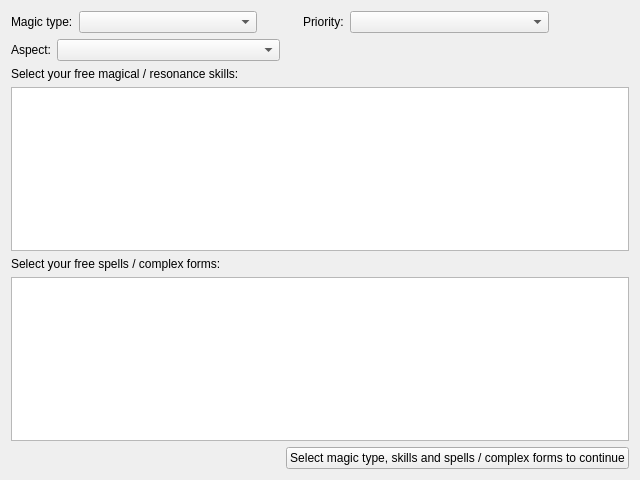
First picture: the form in SR5-Shaman/ui/character/tabs/chareditmagictab.ui, repository TheSHEEEP/SR5-Shaman, before the edit.
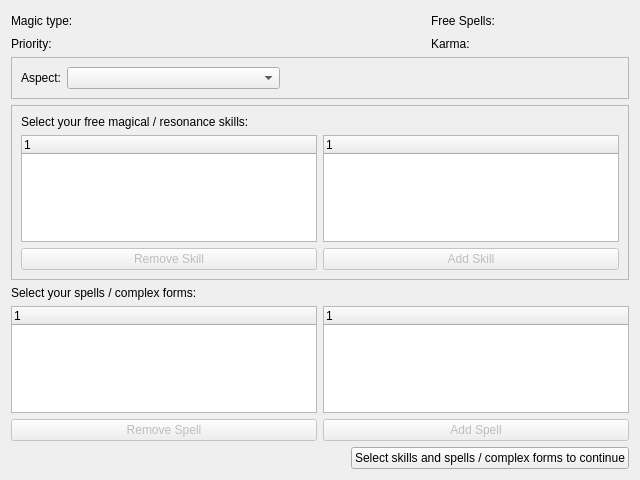
Second picture: the form after the edit.

Commit message:
"Finalized" first 2 tabs, began work on Magic tab
Metatype & magic type tab is finished (for now).
Attribute tab as well.

Began working on magic tab, including scribbling ideas for skill and
spell tree model. Will require basic work on skill rules before
continuing.

Patch:
```diff
--- a/SR5-Shaman/ui/character/tabs/chareditmagictab.ui
+++ b/SR5-Shaman/ui/character/tabs/chareditmagictab.ui
@@ -15,37 +15,31 @@
   </property>
   <layout class="QVBoxLayout" name="verticalLayout">
    <item>
-    <layout class="QHBoxLayout" name="horizontalLayout_2">
-     <item>
-      <layout class="QHBoxLayout" name="horizontalLayout_3">
-       <item>
-        <widget class="QLabel" name="lblMagicType">
+    <layout class="QGridLayout" name="gridLayout">
+     <item row="0" column="4">
+      <widget class="QLabel" name="lblFreeSpellsValue">
          <property name="sizePolicy">
-          <sizepolicy hsizetype="Maximum" vsizetype="Preferred">
-           <horstretch>20</horstretch>
+        <sizepolicy hsizetype="Preferred" vsizetype="Preferred">
+         <horstretch>15</horstretch>
            <verstretch>0</verstretch>
           </sizepolicy>
          </property>
          <property name="text">
-          <string>Magic type:</string>
-         </property>
-        </widget>
-       </item>
-       <item>
-        <widget class="QComboBox" name="cbMagicType">
-         <property name="sizePolicy">
-          <sizepolicy hsizetype="Preferred" vsizetype="Fixed">
-           <horstretch>40</horstretch>
-           <verstretch>0</verstretch>
-          </sizepolicy>
+        <string/>
+       </property>
+       <property name="alignment">
+        <set>Qt::AlignCenter</set>
          </property>
         </widget>
        </item>
-       <item>
+     <item row="0" column="2">
         <spacer name="horizontalSpacer_2">
          <property name="orientation">
           <enum>Qt::Horizontal</enum>
          </property>
+       <property name="sizeType">
+        <enum>QSizePolicy::Fixed</enum>
+       </property>
          <property name="sizeHint" stdset="0">
           <size>
            <width>40</width>
@@ -54,11 +48,7 @@
          </property>
         </spacer>
        </item>
-      </layout>
-     </item>
-     <item>
-      <layout class="QHBoxLayout" name="horizontalLayout_4">
-       <item>
+     <item row="1" column="0">
         <widget class="QLabel" name="lblPriority">
          <property name="sizePolicy">
           <sizepolicy hsizetype="Maximum" vsizetype="Preferred">
@@ -71,50 +61,99 @@
          </property>
         </widget>
        </item>
-       <item>
-        <widget class="QComboBox" name="cbPriority">
+     <item row="1" column="3">
+      <widget class="QLabel" name="lblKarma">
+       <property name="sizePolicy">
+        <sizepolicy hsizetype="Preferred" vsizetype="Preferred">
+         <horstretch>10</horstretch>
+         <verstretch>0</verstretch>
+        </sizepolicy>
+       </property>
+       <property name="text">
+        <string>Karma:</string>
+       </property>
+      </widget>
+     </item>
+     <item row="0" column="3">
+      <widget class="QLabel" name="lblFreeSpells">
+       <property name="sizePolicy">
+        <sizepolicy hsizetype="Preferred" vsizetype="Preferred">
+         <horstretch>10</horstretch>
+         <verstretch>0</verstretch>
+        </sizepolicy>
+       </property>
+       <property name="text">
+        <string>Free Spells:</string>
+       </property>
+      </widget>
+     </item>
+     <item row="0" column="1">
+      <widget class="QLabel" name="lblMagicTypeValue">
          <property name="sizePolicy">
           <sizepolicy hsizetype="Preferred" vsizetype="Fixed">
            <horstretch>40</horstretch>
            <verstretch>0</verstretch>
           </sizepolicy>
          </property>
-        </widget>
-       </item>
-       <item>
-        <spacer name="horizontalSpacer_3">
-         <property name="orientation">
-          <enum>Qt::Horizontal</enum>
-         </property>
-         <property name="sizeHint" stdset="0">
-          <size>
-           <width>40</width>
-           <height>20</height>
-          </size>
-         </property>
-        </spacer>
-       </item>
-      </layout>
-     </item>
-     <item>
-      <spacer name="horizontalSpacer_4">
-       <property name="orientation">
-        <enum>Qt::Horizontal</enum>
+       <property name="text">
+        <string/>
+       </property>
+       <property name="alignment">
+        <set>Qt::AlignCenter</set>
+       </property>
+      </widget>
+     </item>
+     <item row="1" column="4">
+      <widget class="QLabel" name="lblKarmaValue">
+       <property name="sizePolicy">
+        <sizepolicy hsizetype="Preferred" vsizetype="Preferred">
+         <horstretch>15</horstretch>
+         <verstretch>0</verstretch>
+        </sizepolicy>
+       </property>
+       <property name="text">
+        <string/>
+       </property>
+       <property name="alignment">
+        <set>Qt::AlignCenter</set>
+       </property>
+      </widget>
+     </item>
+     <item row="0" column="0">
+      <widget class="QLabel" name="lblMagicType">
+       <property name="sizePolicy">
+        <sizepolicy hsizetype="Maximum" vsizetype="Preferred">
+         <horstretch>20</horstretch>
+         <verstretch>0</verstretch>
+        </sizepolicy>
        </property>
-       <property name="sizeType">
-        <enum>QSizePolicy::Minimum</enum>
+       <property name="text">
+        <string>Magic type:</string>
        </property>
-       <property name="sizeHint" stdset="0">
-        <size>
-         <width>40</width>
-         <height>20</height>
-        </size>
+      </widget>
+     </item>
+     <item row="1" column="1">
+      <widget class="QLabel" name="lblPriorityValue">
+       <property name="text">
+        <string/>
        </property>
-      </spacer>
+       <property name="alignment">
+        <set>Qt::AlignCenter</set>
+       </property>
+      </widget>
      </item>
     </layout>
    </item>
    <item>
+    <widget class="QFrame" name="frameAspected">
+     <property name="frameShape">
+      <enum>QFrame::StyledPanel</enum>
+     </property>
+     <property name="frameShadow">
+      <enum>QFrame::Raised</enum>
+     </property>
+     <layout class="QGridLayout" name="gridLayout_2">
+      <item row="0" column="0">
     <layout class="QHBoxLayout" name="layoutAspected">
      <item>
       <layout class="QHBoxLayout" name="horizontalLayout_5">
@@ -175,8 +214,39 @@
      </item>
     </layout>
    </item>
+     </layout>
+    </widget>
+   </item>
    <item>
-    <layout class="QVBoxLayout" name="verticalLayout_2">
+    <spacer name="verticalSpacer">
+     <property name="orientation">
+      <enum>Qt::Vertical</enum>
+     </property>
+     <property name="sizeHint" stdset="0">
+      <size>
+       <width>20</width>
+       <height>40</height>
+      </size>
+     </property>
+    </spacer>
+   </item>
+   <item>
+    <widget class="QFrame" name="frameFreeSkills">
+     <property name="sizePolicy">
+      <sizepolicy hsizetype="Preferred" vsizetype="Maximum">
+       <horstretch>0</horstretch>
+       <verstretch>0</verstretch>
+      </sizepolicy>
+     </property>
+     <property name="frameShape">
+      <enum>QFrame::StyledPanel</enum>
+     </property>
+     <property name="frameShadow">
+      <enum>QFrame::Raised</enum>
+     </property>
+     <layout class="QGridLayout" name="gridLayout_3">
+      <item row="0" column="0">
+       <layout class="QVBoxLayout" name="layoutFreeSkills">
      <item>
       <widget class="QLabel" name="lblSelectSkills">
        <property name="text">
@@ -185,35 +255,110 @@
       </widget>
      </item>
      <item>
-      <widget class="QListView" name="lstMagicalSkills">
-       <property name="sizePolicy">
-        <sizepolicy hsizetype="Expanding" vsizetype="Maximum">
-         <horstretch>0</horstretch>
-         <verstretch>0</verstretch>
-        </sizepolicy>
-       </property>
-      </widget>
-     </item>
-    </layout>
+         <layout class="QHBoxLayout" name="horizontalLayout_3">
+          <item>
+           <widget class="QTreeWidget" name="treeSkills">
+            <column>
+             <property name="text">
+              <string notr="true">1</string>
+             </property>
+            </column>
+           </widget>
+          </item>
+          <item>
+           <widget class="QTreeWidget" name="treeSkillsAvailable">
+            <column>
+             <property name="text">
+              <string notr="true">1</string>
+             </property>
+            </column>
+           </widget>
+          </item>
+         </layout>
+        </item>
+        <item>
+         <layout class="QHBoxLayout" name="horizontalLayout">
+          <item>
+           <widget class="QPushButton" name="btnRemoveSkill">
+            <property name="enabled">
+             <bool>false</bool>
+            </property>
+            <property name="text">
+             <string>Remove Skill</string>
+            </property>
+           </widget>
+          </item>
+          <item>
+           <widget class="QPushButton" name="btnAddSkill">
+            <property name="enabled">
+             <bool>false</bool>
+            </property>
+            <property name="text">
+             <string>Add Skill</string>
+            </property>
+           </widget>
+          </item>
+         </layout>
+        </item>
+       </layout>
+      </item>
+     </layout>
+    </widget>
    </item>
    <item>
     <layout class="QVBoxLayout" name="verticalLayout_3">
      <item>
       <widget class="QLabel" name="lblSelectSpells">
        <property name="text">
-        <string>Select your free spells / complex forms:</string>
+        <string>Select your spells / complex forms:</string>
        </property>
       </widget>
      </item>
      <item>
-      <widget class="QListView" name="listView">
-       <property name="sizePolicy">
-        <sizepolicy hsizetype="Expanding" vsizetype="Maximum">
-         <horstretch>0</horstretch>
-         <verstretch>0</verstretch>
-        </sizepolicy>
-       </property>
-      </widget>
+      <layout class="QHBoxLayout" name="horizontalLayout_4">
+       <item>
+        <widget class="QTreeWidget" name="treeSpells">
+         <column>
+          <property name="text">
+           <string notr="true">1</string>
+          </property>
+         </column>
+        </widget>
+       </item>
+       <item>
+        <widget class="QTreeWidget" name="treeSpellsAvailable">
+         <column>
+          <property name="text">
+           <string notr="true">1</string>
+          </property>
+         </column>
+        </widget>
+       </item>
+      </layout>
+     </item>
+     <item>
+      <layout class="QHBoxLayout" name="horizontalLayout_2">
+       <item>
+        <widget class="QPushButton" name="btnRemoveSpell">
+         <property name="enabled">
+          <bool>false</bool>
+         </property>
+         <property name="text">
+          <string>Remove Spell</string>
+         </property>
+        </widget>
+       </item>
+       <item>
+        <widget class="QPushButton" name="btnAddSpell">
+         <property name="enabled">
+          <bool>false</bool>
+         </property>
+         <property name="text">
+          <string>Add Spell</string>
+         </property>
+        </widget>
+       </item>
+      </layout>
      </item>
     </layout>
    </item>
@@ -235,7 +380,7 @@
      <item>
       <widget class="QPushButton" name="btnGuidedContinue">
        <property name="text">
-        <string>Select magic type, skills and spells / complex forms to continue</string>
+        <string>Select skills and spells / complex forms to continue</string>
        </property>
       </widget>
      </item>
```
Left out of the diff: 2 changed lines with no effect on the pictures. Lines whose indentation alone changed are shown as unchanged. The commit also changes 22 other files.
